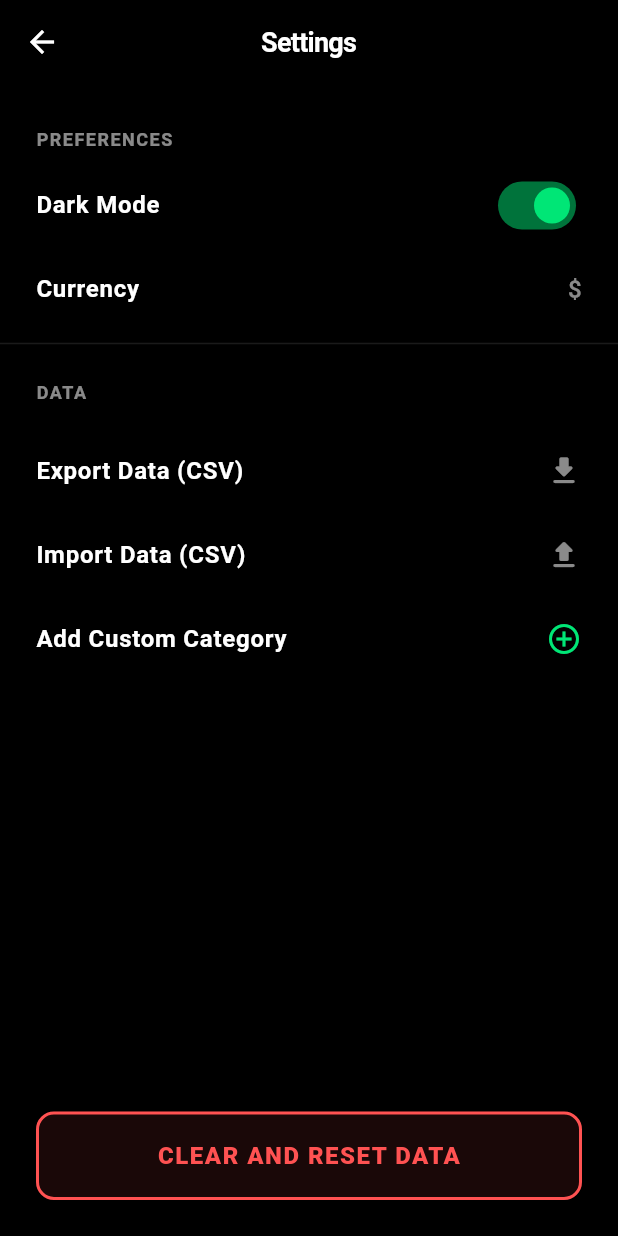
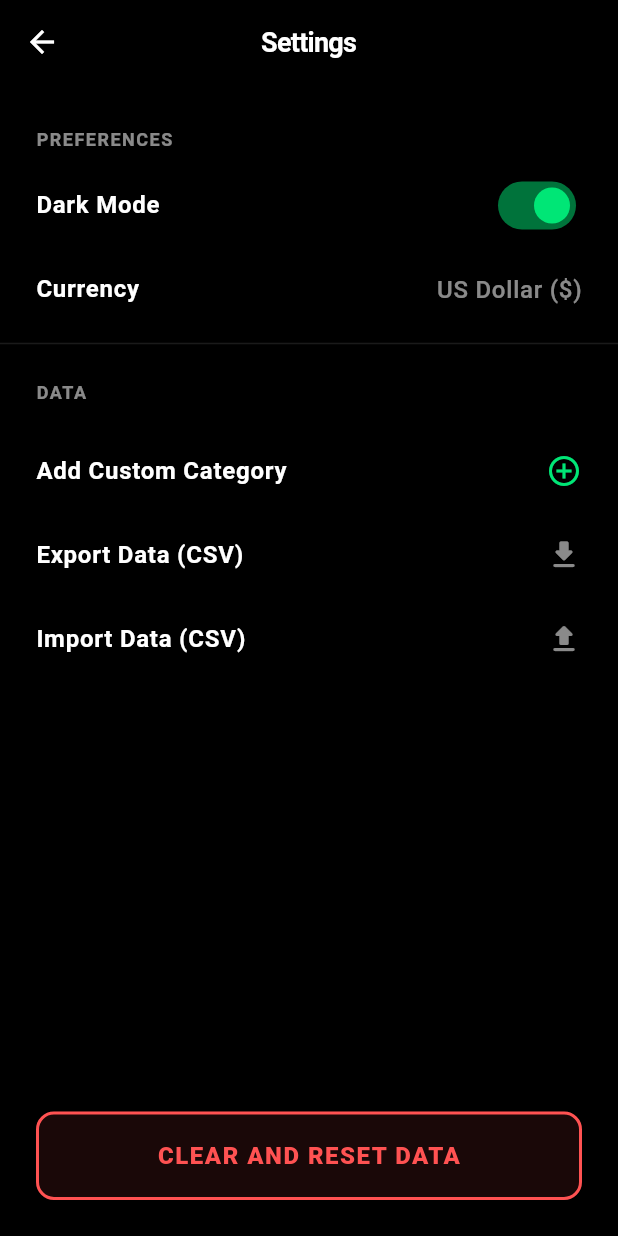
Before and after one commit to AashAppakonam/budgetingApp, a Flutter app: the screen it shows after launch, after a tap on the "settings" icon, on a phone screen of 412 x 824 dp. Run offline on Flutter 3.47's test engine with Material 3 defaults, Android fonts, the phone set to English and light mode, and no system bars; our stand-ins replace csv, file_picker, shared_preferences.

Commit message:
UI improvements and pie chart emoji indicators
- Moved the settings icon to the left side (`leading`) of the AppBar in the main overview screen.
- Updated the Settings screen to display the full currency name alongside its symbol (e.g., "US Dollar ($)").
- Added color-coded circular backgrounds to transaction emojis in the main list to visually link them with the pie chart.
- Enhanced the pie chart (`BudgetRingPainter`) to display category emojis around its outer edge.
- Refactored `budget_provider` to supply full category data (models) to the pie chart painter instead of just aggregated colors.
- Implemented collision detection for the pie chart emojis to automatically push them outwards if they overlap (preventing icon pile-ups on small budget slivers).

Type: Improvement

```diff
--- a/lib/providers/budget_provider.dart
+++ b/lib/providers/budget_provider.dart
@@ -129,6 +129,21 @@ class BudgetProvider extends ChangeNotifier {
     return map;
   }
 
+  List<Map<String, dynamic>> get categorySpentData {
+    final Map<String, Map<String, dynamic>> map = {};
+    for (var tx in _transactions.where((t) => !t.isIncome)) {
+      final key = tx.category.id;
+      if (!map.containsKey(key)) {
+        map[key] = {
+          'category': tx.category,
+          'amount': 0.0,
+        };
+      }
+      map[key]!['amount'] = (map[key]!['amount'] as double) + tx.amount;
+    }
+    return map.values.toList();
+  }
+
   // For Autofill
   List<String> get previousNames => _transactions.map((t) => t.name).toSet().toList();
 
--- a/lib/screens/main_screen.dart
+++ b/lib/screens/main_screen.dart
@@ -179,15 +179,15 @@ class MainScreen extends StatelessWidget {
   Widget build(BuildContext context) {
     return Scaffold(
       appBar: AppBar(
+        leading: IconButton(
+          icon: const Icon(Icons.settings),
+          onPressed: () => Navigator.push(context, MaterialPageRoute(builder: (context) => const SettingsScreen())),
+          tooltip: 'Settings',
+        ),
         title: const Text('Overview'),
         backgroundColor: Colors.transparent,
         elevation: 0,
         actions: [
-          IconButton(
-            icon: const Icon(Icons.settings),
-            onPressed: () => Navigator.push(context, MaterialPageRoute(builder: (context) => const SettingsScreen())),
-            tooltip: 'Settings',
-          ),
           IconButton(
             icon: const Icon(Icons.edit_calendar),
             onPressed: () => _showBudgetDialog(context),
@@ -221,11 +221,11 @@ class MainScreen extends StatelessWidget {
               // Pie Chart / Ring Graphic
               Center(
                 child: SizedBox(
-                  height: 220,
-                  width: 220,
+                  height: 260,
+                  width: 260,
                   child: CustomPaint(
                     painter: BudgetRingPainter(
-                      categorySpent: budgetState.categorySpent,
+                      categorySpent: budgetState.categorySpentData,
                       total: budgetState.totalBudget + budgetState.totalIncome,
                     ),
                     child: Center(
@@ -345,7 +345,17 @@ class MainScreen extends StatelessWidget {
                                 ),
                                 child: ListTile(
                                   contentPadding: EdgeInsets.zero,
-                                  leading: Text(tx.category.emoji, style: const TextStyle(fontSize: 22)),
+                                  leading: Container(
+                                    width: 40,
+                                    height: 40,
+                                    decoration: BoxDecoration(
+                                      color: Color(tx.category.colorValue).withOpacity(0.15),
+                                      shape: BoxShape.circle,
+                                      border: Border.all(color: Color(tx.category.colorValue), width: 1.5),
+                                    ),
+                                    alignment: Alignment.center,
+                                    child: Text(tx.category.emoji, style: const TextStyle(fontSize: 20)),
+                                  ),
                                   title: Text(tx.name, style: TextStyle(fontWeight: FontWeight.w600, fontSize: 16, color: textColor)),
                                   subtitle: Text(
                                     '${tx.category.name}  •  ${DateFormat('EEEE, MMMM d, yyyy').format(tx.date)}',
--- a/lib/screens/settings_screen.dart
+++ b/lib/screens/settings_screen.dart
@@ -78,19 +78,21 @@ class SettingsScreen extends StatelessWidget {
     );
   }
 
+  static const defaultCurrencies = [
+    {'name': 'US Dollar', 'symbol': '\$'},
+    {'name': 'Euro', 'symbol': '€'},
+    {'name': 'British Pound', 'symbol': '£'},
+    {'name': 'Japanese Yen', 'symbol': '¥'},
+    {'name': 'Indian Rupee', 'symbol': '₹'},
+  ];
+
   void _showCurrencyDialog(BuildContext context) {
     final provider = Provider.of<BudgetProvider>(context, listen: false);
     final isDark = provider.isDarkMode;
     final surfaceColor = isDark ? const Color(0xFF151515) : Colors.white;
     final textColor = isDark ? Colors.white : Colors.black;
 
-    final currencies = [
-      {'name': 'US Dollar', 'symbol': '\$'},
-      {'name': 'Euro', 'symbol': '€'},
-      {'name': 'British Pound', 'symbol': '£'},
-      {'name': 'Japanese Yen', 'symbol': '¥'},
-      {'name': 'Indian Rupee', 'symbol': '₹'},
-    ];
+    final currencies = defaultCurrencies;
 
     showDialog(
       context: context,
@@ -306,7 +308,16 @@ FontWeight.bold, letterSpacing: 1.0)),
                 ListTile(
                   contentPadding: const EdgeInsets.symmetric(horizontal: 24),
                   title: Text('Currency', style: TextStyle(color: textColor, fontWeight: FontWeight.w600)),
-                  trailing: Text(provider.currencySymbol, style: TextStyle(color: hintColor, fontSize: 16)),
+                  trailing: Text(
+                    () {
+                      final match = defaultCurrencies.cast<Map<String, String>>().firstWhere(
+                        (c) => c['symbol'] == provider.currencySymbol,
+                        orElse: () => {'name': 'Unknown', 'symbol': provider.currencySymbol},
+                      );
+                      return '${match['name']} (${match['symbol']})';
+                    }(),
+                    style: TextStyle(color: hintColor, fontSize: 16),
+                  ),
                   onTap: () => _showCurrencyDialog(context),
                 ),
                 Divider(color: isDark ? Colors.white10 : Colors.black12),
@@ -314,6 +325,12 @@ FontWeight.bold, letterSpacing: 1.0)),
                   padding: const EdgeInsets.symmetric(horizontal: 24, vertical: 16),
                   child: Text('DATA', style: TextStyle(color: hintColor, fontSize: 12, fontWeight:
 FontWeight.bold, letterSpacing: 1.0)),
+                ),
+                ListTile(
+                  contentPadding: const EdgeInsets.symmetric(horizontal: 24),
+                  title: Text('Add Custom Category', style: TextStyle(color: textColor, fontWeight: FontWeight.w600)),
+                  trailing: const Icon(Icons.add_circle_outline, color: Color(0xFF00E676)),
+                  onTap: () => _showAddCategoryDialog(context),
                 ),
                 ListTile(
                   contentPadding: const EdgeInsets.symmetric(horizontal: 24),
@@ -326,12 +343,6 @@ FontWeight.bold, letterSpacing: 1.0)),
                   title: Text('Import Data (CSV)', style: TextStyle(color: textColor, fontWeight: FontWeight.w600)),
                   trailing: Icon(Icons.upload_rounded, color: hintColor),
                   onTap: () => _importCSV(context, provider),
-                ),
-                ListTile(
-                  contentPadding: const EdgeInsets.symmetric(horizontal: 24),
-                  title: Text('Add Custom Category', style: TextStyle(color: textColor, fontWeight: FontWeight.w600)),
-                  trailing: const Icon(Icons.add_circle_outline, color: Color(0xFF00E676)),
-                  onTap: () => _showAddCategoryDialog(context),
                 ),
               ],
             ),
--- a/lib/widgets/budget_ring_painter.dart
+++ b/lib/widgets/budget_ring_painter.dart
@@ -2,7 +2,7 @@ import 'package:flutter/material.dart';
 import 'dart:math';
 
 class BudgetRingPainter extends CustomPainter {
-  final Map<Color, double> categorySpent;
+  final List<Map<String, dynamic>> categorySpent;
   final double total;
 
   BudgetRingPainter({required this.categorySpent, required this.total});
@@ -11,7 +11,8 @@ class BudgetRingPainter extends CustomPainter {
   void paint(Canvas canvas, Size size) {
     double strokeWidth = 20.0;
     Offset center = Offset(size.width / 2, size.height / 2);
-    double radius = (size.width - strokeWidth) / 2;
+    // Reduce radius to make room for emojis
+    double radius = (size.width - strokeWidth) / 2 - 25;
 
     // Background Ring (Total Budget)
     Paint bgPaint = Paint()
@@ -25,9 +26,14 @@ class BudgetRingPainter extends CustomPainter {
     if (total <= 0) return;
 
     double currentAngle = -pi / 2; // Start at the top
+    List<Rect> drawnRects = [];
 
-    categorySpent.forEach((color, amount) {
-      if (amount <= 0) return;
+    for (var catData in categorySpent) {
+      final category = catData['category']; // Assuming ExpenseCategory
+      final amount = catData['amount'] as double;
+      final color = Color(category.colorValue);
+
+      if (amount <= 0) continue;
 
       double spentPercentage = (amount / total).clamp(0.0, 1.0);
       double sweepAngle = 2 * pi * spentPercentage;
@@ -46,8 +52,57 @@ class BudgetRingPainter extends CustomPainter {
         fgPaint,
       );
 
+      // Draw emoji if present
+      if (category.emoji != null && category.emoji.isNotEmpty) {
+        double midAngle = currentAngle + (sweepAngle / 2);
+        double emojiRadius = radius + strokeWidth / 2 + 15; // outside the ring
+
+        final textPainter = TextPainter(
+          text: TextSpan(
+            text: category.emoji,
+            style: const TextStyle(fontSize: 18),
+          ),
+          textDirection: TextDirection.ltr,
+        );
+        textPainter.layout();
+
+        bool isOverlapping;
+        double x, y;
+        Rect emojiRect;
+
+        // Push emoji outwards until it no longer overlaps with drawn ones
+        do {
+          isOverlapping = false;
+          x = center.dx + emojiRadius * cos(midAngle);
+          y = center.dy + emojiRadius * sin(midAngle);
+
+          emojiRect = Rect.fromCenter(
+            center: Offset(x, y),
+            width: textPainter.width + 8, // slight padding
+            height: textPainter.height + 8,
+          );
+
+          for (var rect in drawnRects) {
+            if (emojiRect.overlaps(rect)) {
+              isOverlapping = true;
+              emojiRadius += 18; // Push outward
+              break;
+            }
+          }
+        } while (isOverlapping);
+
+        drawnRects.add(emojiRect);
+
+        canvas.translate(x, y);
+        textPainter.paint(
+          canvas,
+          Offset(-textPainter.width / 2, -textPainter.height / 2),
+        );
+        canvas.translate(-x, -y);
+      }
+
       currentAngle += sweepAngle;
-    });
+    }
   }
 
   @override
```
